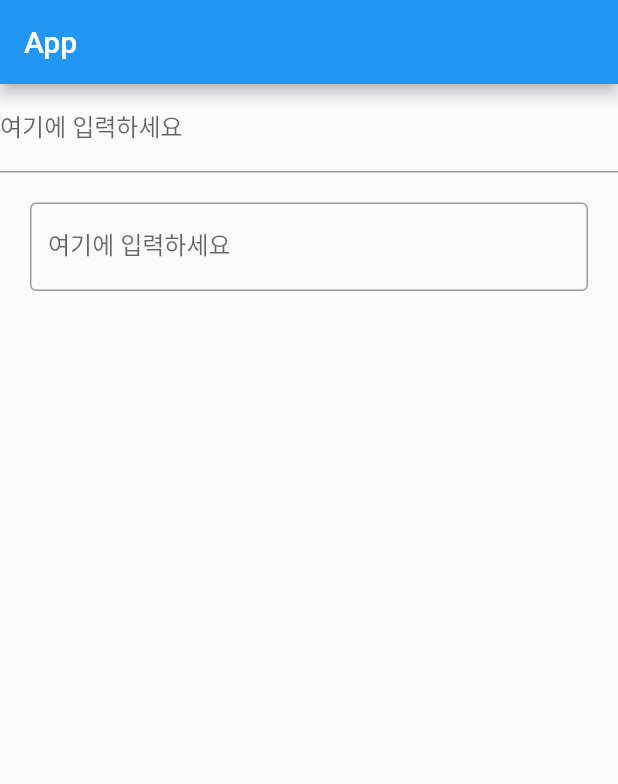
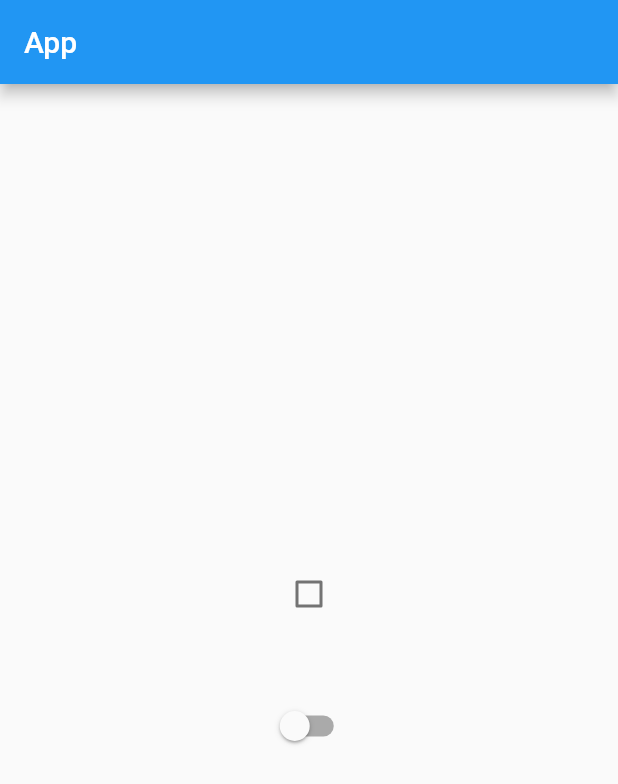
Before and after one commit to wkdgus1164/flutter-study, a Flutter app: the screen it shows after launch, on a phone screen of 412 x 824 dp. Shown: the top 784 px of the screen. Run offline on Flutter 3.47's test engine with Material 2 defaults, Android fonts, the phone set to English and light mode, and no system bars.

```diff
--- a/flutter_app/lib/main.dart
+++ b/flutter_app/lib/main.dart
@@ -18,7 +18,7 @@ class MyHomePage extends StatefulWidget {
 }
 
 class _MyHomePageState extends State<MyHomePage> {
-  final items = List.generate(100, (index) => index).toList();
+  var _isChecked = false;
 
   @override
   Widget build(BuildContext context) {
@@ -26,22 +26,30 @@ class _MyHomePageState extends State<MyHomePage> {
         appBar: AppBar(
           title: const Text("App"),
         ),
-        body: Column(
-          mainAxisSize: MainAxisSize.max,
-          mainAxisAlignment: MainAxisAlignment.start,
-          crossAxisAlignment: CrossAxisAlignment.start,
-          children: const <Widget>[
-            TextField(
-              decoration: InputDecoration(labelText: '여기에 입력하세요'),
+        body: Padding(
+          padding: const EdgeInsets.all(8),
+          child: Center(
+            child: Column(
+              mainAxisAlignment: MainAxisAlignment.center,
+              children: <Widget>[
+                Checkbox(
+                    value: _isChecked,
+                    onChanged: (value) {
+                      setState(() {
+                        _isChecked = value!;
+                      });
+                    }),
+                const SizedBox(
+                  height: 40,
+                ),
+                Switch(value: _isChecked, onChanged: (value) {
+                  setState(() {
+                    _isChecked = value;
+                  });
+                })
+              ],
             ),
-            Padding(
-              padding: EdgeInsets.all(20),
-              child: TextField(
-                decoration: InputDecoration(
-                    border: OutlineInputBorder(), labelText: '여기에 입력하세요'),
-              ),
-            ),
-          ],
+          ),
         ));
   }
 }
```
